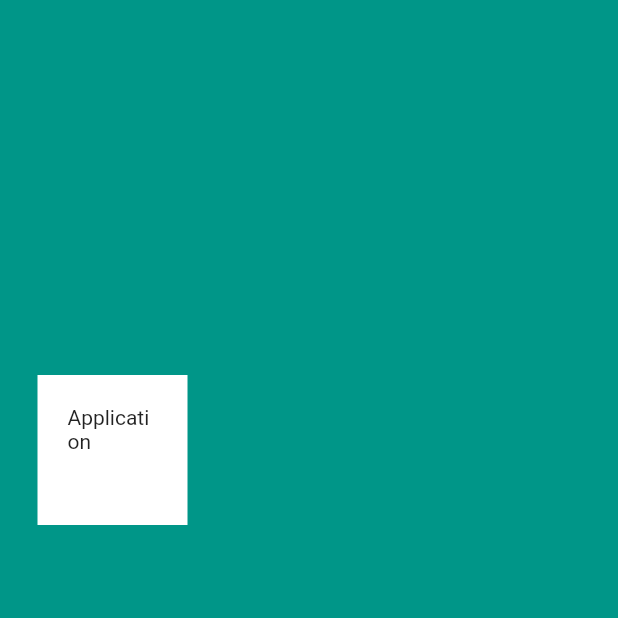
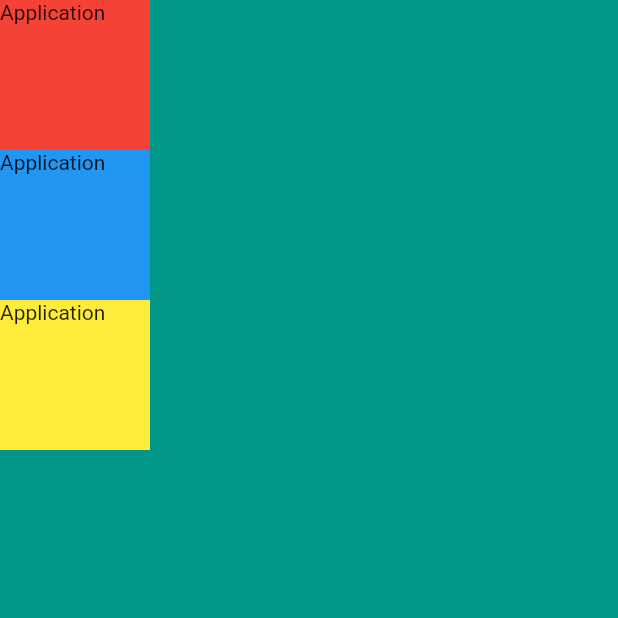
Before and after one commit to TimaevVladislav/flutter_mi, a Flutter app: the screen it shows after launch, on a phone screen of 412 x 824 dp, the top half of it. Run offline on Flutter 3.47's test engine with Material 2 defaults, Android fonts, the phone set to English and light mode, and no system bars.

Commit message:
add:widget column

```diff
--- a/lib/main.dart
+++ b/lib/main.dart
@@ -11,13 +11,27 @@ class Application extends StatelessWidget {
       home: Scaffold(
         backgroundColor: Colors.teal,
         body: SafeArea(
-          child: Container(
-            height: 100.0,
-            width: 100.0,
-            margin: EdgeInsets.symmetric(vertical: 250.0, horizontal: 25.0),
-            padding: EdgeInsets.all(20.0),
-            color: Colors.white,
-            child: Text("Application"),
+          child: Column(
+            children: <Widget>[
+              Container(
+                height: 100.0,
+                width: 100.0,
+                color: Colors.red,
+                child: Text("Application"),
+              ),
+              Container(
+                height: 100.0,
+                width: 100.0,
+                color: Colors.blue,
+                child: Text("Application"),
+              ),
+              Container(
+                height: 100.0,
+                width: 100.0,
+                color: Colors.yellow,
+                child: Text("Application"),
+              )
+            ],
           ),
         ),
       ),
```
